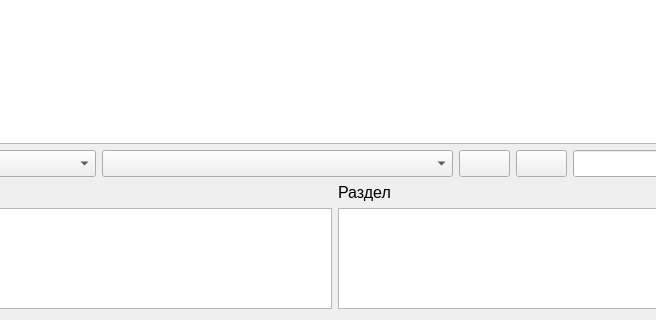
Above: src/mainwindow/mainwindow.ui from Vladimirsky555/Books before the change; both pictures show x 266 to 922 and y 340 to 660 of the 1201 by 660 pixel window. Below: the same form after it.
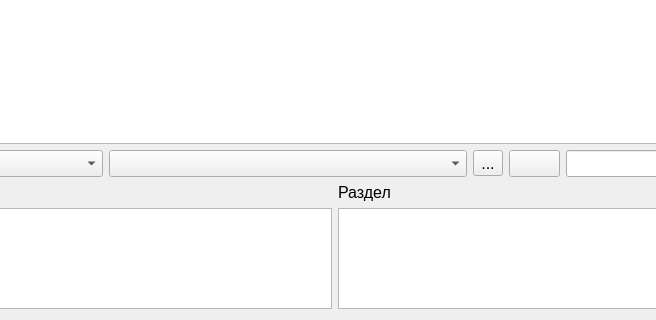
That is the form after the change. Icons and pictures are not drawn.

Commit message: change button for reading books

```diff
--- a/src/mainwindow/mainwindow.ui
+++ b/src/mainwindow/mainwindow.ui
@@ -64,9 +64,9 @@
        </widget>
       </item>
       <item>
-       <widget class="QPushButton" name="btnR">
+       <widget class="QToolButton" name="btnRead">
         <property name="text">
-         <string/>
+         <string>...</string>
         </property>
         <property name="icon">
          <iconset>
@@ -75,8 +75,8 @@
         </property>
         <property name="iconSize">
          <size>
-          <width>23</width>
-          <height>23</height>
+          <width>25</width>
+          <height>25</height>
          </size>
         </property>
        </widget>
```
Left out of the diff: 14 changed lines with no effect on the pictures. The commit also changes 7 other files.
